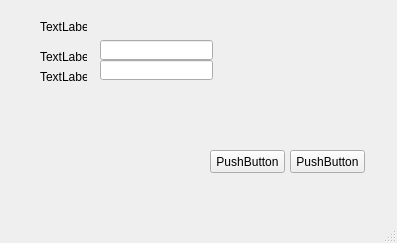
Before: the Qt Designer form loginwondow.ui in chiterelk/botKuna, drawn with Qt 5.
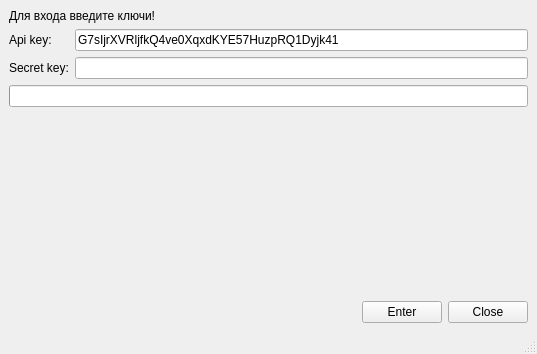
After: the same form once the commit is applied.

Diff of the .ui file:
```diff
--- a/loginwondow.ui
+++ b/loginwondow.ui
@@ -6,99 +6,117 @@
    <rect>
     <x>0</x>
     <y>0</y>
-    <width>397</width>
-    <height>243</height>
+    <width>537</width>
+    <height>354</height>
    </rect>
   </property>
   <property name="windowTitle">
    <string>MainWindow</string>
   </property>
   <widget class="QWidget" name="centralwidget">
+   <layout class="QVBoxLayout" name="verticalLayout">
+    <item>
    <widget class="QLabel" name="label">
-    <property name="geometry">
-     <rect>
-      <x>40</x>
-      <y>20</y>
-      <width>47</width>
-      <height>13</height>
-     </rect>
-    </property>
     <property name="text">
-     <string>TextLabel</string>
-    </property>
-   </widget>
+       <string>Для входа введите ключи!</string>
+      </property>
+     </widget>
+    </item>
+    <item>
+     <layout class="QFormLayout" name="formLayout">
+      <item row="0" column="0">
    <widget class="QLabel" name="label_2">
-    <property name="geometry">
-     <rect>
-      <x>40</x>
-      <y>50</y>
-      <width>47</width>
-      <height>13</height>
-     </rect>
-    </property>
+        <property name="text">
+         <string>Api key:</string>
+        </property>
+        <property name="alignment">
+         <set>Qt::AlignLeading|Qt::AlignLeft|Qt::AlignVCenter</set>
+        </property>
+       </widget>
+      </item>
+      <item row="0" column="1">
+       <widget class="QLineEdit" name="lineEditApiKey">
     <property name="text">
-     <string>TextLabel</string>
-    </property>
-   </widget>
+         <string>G7sIjrXVRljfkQ4ve0XqxdKYE57HuzpRQ1Dyjk41</string>
+        </property>
+       </widget>
+      </item>
+      <item row="1" column="1">
+       <widget class="QLineEdit" name="lineEditSecretKey"/>
+      </item>
+      <item row="1" column="0">
    <widget class="QLabel" name="label_3">
-    <property name="geometry">
-     <rect>
-      <x>40</x>
-      <y>70</y>
-      <width>47</width>
-      <height>13</height>
-     </rect>
-    </property>
     <property name="text">
-     <string>TextLabel</string>
-    </property>
-   </widget>
-   <widget class="QLineEdit" name="lineEdit">
-    <property name="geometry">
-     <rect>
-      <x>100</x>
-      <y>40</y>
-      <width>113</width>
-      <height>20</height>
-     </rect>
-    </property>
-   </widget>
-   <widget class="QLineEdit" name="lineEdit_2">
-    <property name="geometry">
-     <rect>
-      <x>100</x>
-      <y>60</y>
-      <width>113</width>
+         <string>Secret key:</string>
+        </property>
+        <property name="alignment">
+         <set>Qt::AlignLeading|Qt::AlignLeft|Qt::AlignVCenter</set>
+        </property>
+       </widget>
+      </item>
+     </layout>
+    </item>
+    <item>
+     <widget class="QProgressBar" name="progressBar">
+      <property name="maximum">
+       <number>1000000000</number>
+      </property>
+      <property name="value">
+       <number>0</number>
+      </property>
+      <property name="textVisible">
+       <bool>false</bool>
+      </property>
+      <property name="format">
+       <string/>
+      </property>
+     </widget>
+    </item>
+    <item>
+     <spacer name="verticalSpacer">
+      <property name="orientation">
+       <enum>Qt::Vertical</enum>
+      </property>
+      <property name="sizeHint" stdset="0">
+       <size>
+        <width>20</width>
+        <height>161</height>
+       </size>
+      </property>
+     </spacer>
+    </item>
+    <item>
+     <layout class="QHBoxLayout" name="horizontalLayout">
+      <item>
+       <spacer name="horizontalSpacer">
+        <property name="orientation">
+         <enum>Qt::Horizontal</enum>
+        </property>
+        <property name="sizeHint" stdset="0">
+         <size>
+          <width>40</width>
       <height>20</height>
-     </rect>
-    </property>
-   </widget>
+         </size>
+        </property>
+       </spacer>
+      </item>
+      <item>
    <widget class="QPushButton" name="pushButton">
-    <property name="geometry">
-     <rect>
-      <x>210</x>
-      <y>150</y>
-      <width>75</width>
-      <height>23</height>
-     </rect>
-    </property>
     <property name="text">
-     <string>PushButton</string>
-    </property>
-   </widget>
+         <string>Enter</string>
+        </property>
+       </widget>
+      </item>
+      <item>
    <widget class="QPushButton" name="pushButton_2">
-    <property name="geometry">
-     <rect>
-      <x>290</x>
-      <y>150</y>
-      <width>75</width>
-      <height>23</height>
-     </rect>
-    </property>
     <property name="text">
-     <string>PushButton</string>
-    </property>
-   </widget>
+         <string>Close</string>
+        </property>
+       </widget>
+      </item>
+     </layout>
+    </item>
+   </layout>
   </widget>
   <widget class="QMenuBar" name="menubar">
    <property name="geometry">
```
Left out of the diff: 4 changed lines with no effect on the pictures. Lines whose indentation alone changed are shown as unchanged.
